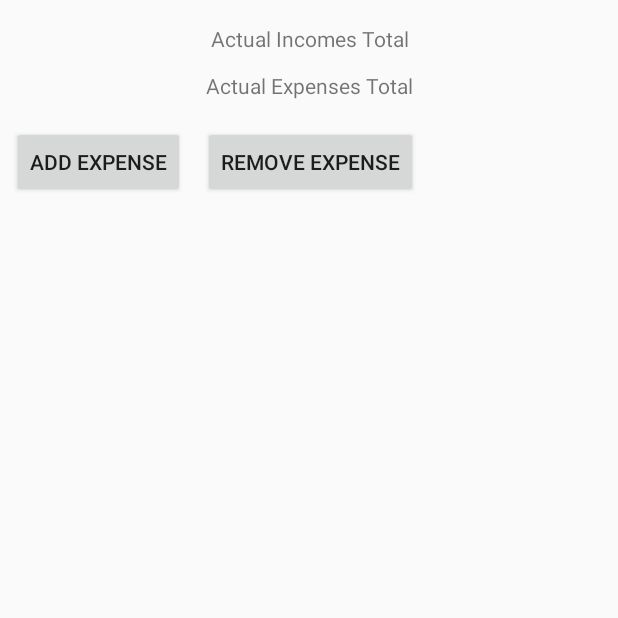
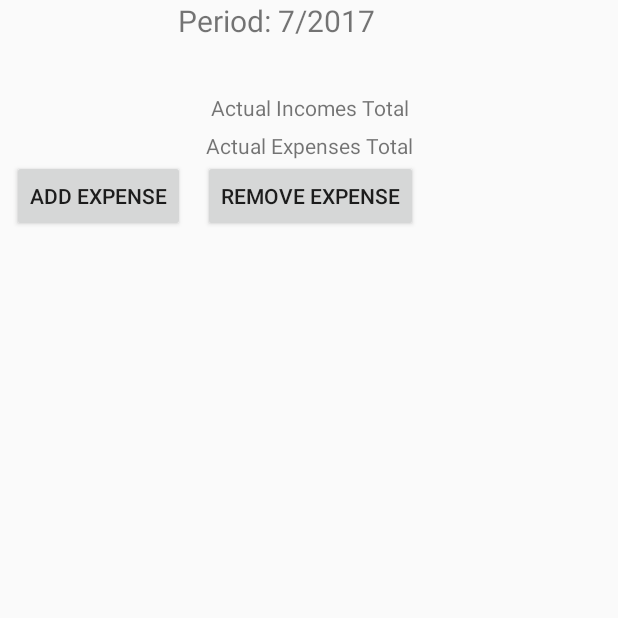
Before and after one commit to tchantchong/MyPersonalFinances, an Android app: the FinancesActivity screen opened directly, with no data from a screen before it, on a phone screen of 412 x 824 dp, the top half of it. Run offline under Robolectric (Android 15) with nearby library versions, the phone set to English and light mode, and no system bars; our stand-ins replace Firebase (no records; nobody signed in at launch, a user with empty details on screens opened directly); 1 statement that could not run was skipped.

Commit message:
Refactoring some expenses + income data structure

```diff
--- a/App/app/src/main/java/com/mpf/mypersonalfinances/MainActivity.java
+++ b/App/app/src/main/java/com/mpf/mypersonalfinances/MainActivity.java
@@ -5,6 +5,7 @@ import android.support.annotation.NonNull;
 import android.support.v7.app.AppCompatActivity;
 import android.os.Bundle;
 import com.google.firebase.auth.FirebaseAuth;
+import com.google.firebase.database.FirebaseDatabase;
 import com.mpf.mypersonalfinances.auth.LoginActivity;
 import com.mpf.mypersonalfinances.features.MenuActivity;
 
@@ -20,6 +21,7 @@ public class MainActivity extends AppCompatActivity {
         setContentView(R.layout.activity_main);
 
         _auth = FirebaseAuth.getInstance();
+        FirebaseDatabase.getInstance().getReference("testing").setValue("te");
         //FirebaseAuth.getInstance().signOut();
 
         _authStateListener = new FirebaseAuth.AuthStateListener() {
--- a/App/app/src/main/java/com/mpf/mypersonalfinances/features/MenuActivity.java
+++ b/App/app/src/main/java/com/mpf/mypersonalfinances/features/MenuActivity.java
@@ -37,7 +37,7 @@ public class MenuActivity extends AppCompatActivity {
         setContentView(R.layout.activity_menu);
 
         //UI Initialization
-        _quickAddButton = (Button) findViewById(R.id.quick_add_button);
+        _quickAddButton = (Button) findViewById(R.id.quick_add_expense_button);
         _financesButton= (Button) findViewById(R.id.finances_menu_button);
         _investmentsButton = (Button) findViewById(R.id.investments_menu_button);
         _recommendationsButton = (Button) findViewById(R.id.recommendations_menu_button);
--- a/App/app/src/main/java/com/mpf/mypersonalfinances/features/finances/FinancesActivity.java
+++ b/App/app/src/main/java/com/mpf/mypersonalfinances/features/finances/FinancesActivity.java
@@ -13,24 +13,39 @@ import com.google.firebase.database.DataSnapshot;
 import com.google.firebase.database.DatabaseError;
 import com.google.firebase.database.DatabaseReference;
 import com.google.firebase.database.FirebaseDatabase;
+import com.google.firebase.database.ValueEventListener;
 import com.mpf.mypersonalfinances.R;
 import com.mpf.mypersonalfinances.models.Expense;
 import com.mpf.mypersonalfinances.models.Income;
+import com.mpf.mypersonalfinances.models.Period;
+
+import java.text.DateFormat;
+import java.text.SimpleDateFormat;
+import java.util.ArrayList;
+import java.util.Calendar;
+import java.util.List;
 
 public class FinancesActivity extends AppCompatActivity {
 
     //Database Declarations
-    private FirebaseAuth _auth;
-    private DatabaseReference _financesActualExpensesDatabaseReference;
-    private DatabaseReference _financesActualIncomesDatabaseReference;
+    private String _userId;
+    private DatabaseReference _currentExpensesDatabaseReference;
+    private DatabaseReference _currentIncomesDatabaseReference;
 
     //UI Declarations
-    private double _actualExpensessTotal;
+    private double _currentExpensessTotal;
     private double _actualIncomesTotal;
-    private TextView _actualExpensesTotalView;
+    private TextView _financesPeriodTextView;
+    private TextView _currentExpensesTotalView;
     private TextView _actualIncomesTotalView;
-    private Button _actualAddExpenseButton;
-    private Button _actualRemoveExpenseButton;
+    private Button _financesAddExpenseButton;
+    private Button _financesRemoveExpenseButton;
+
+    //Misc Declarations
+    private String _currentPeriod;
+    private boolean _periodInitialized = false;
+    private List<Expense> _expensesList = new ArrayList<Expense>();
+    private List<Income> _incomesList = new ArrayList<Income>();
 
     @Override
     protected void onCreate(Bundle savedInstanceState) {
@@ -38,22 +53,74 @@ public class FinancesActivity extends AppCompatActivity {
         setContentView(R.layout.activity_finances);
 
         //UI Initializations
-        _actualExpensesTotalView = (TextView) findViewById(R.id.actual_expenses_total_text_view);
+        _financesPeriodTextView = (TextView) findViewById(R.id.finances_period_text_view);
+        _currentExpensesTotalView = (TextView) findViewById(R.id.current_expenses_total_text_view);
         _actualIncomesTotalView = (TextView) findViewById(R.id.actual_incomes_total_text_view);
-        _actualAddExpenseButton = (Button) findViewById(R.id.actual_add_expense_button);
-        _actualRemoveExpenseButton = (Button) findViewById(R.id.actual_remove_expense_button);
+        _financesAddExpenseButton = (Button) findViewById(R.id.finances_add_expense_button);
+        _financesRemoveExpenseButton = (Button) findViewById(R.id.finances_remove_expense_button);
+
+        //Misc Initializations
+        int month = Calendar.getInstance().get(Calendar.MONTH);
+        int year = Calendar.getInstance().get(Calendar.YEAR);
+        if (year < 1900) {
+            year += 1900;
+        }
+        _currentPeriod = String.format("%s/%s", month, year);
+        _financesPeriodTextView.setText(String.format("Period: %s", _currentPeriod));
 
         //DataBase Initializations
-        _auth = FirebaseAuth.getInstance();
-        String userId = _auth.getCurrentUser().getUid();
-        _financesActualExpensesDatabaseReference  = FirebaseDatabase.getInstance().getReference().child("users").child(userId).child("finances").child("actual").child("expenses");
-        _financesActualIncomesDatabaseReference  = FirebaseDatabase.getInstance().getReference().child("users").child(userId).child("finances").child("actual").child("incomes");
+        _userId = FirebaseAuth.getInstance().getCurrentUser().getUid();
+        FirebaseDatabase.getInstance().getReference().child("users").child(_userId).child("finances").child(_currentPeriod).addListenerForSingleValueEvent(new ValueEventListener() {
+            @Override
+            public void onDataChange(DataSnapshot dataSnapshot) {
+                Period period = dataSnapshot.getValue(Period.class);
+                _periodInitialized = period.initialized;
+            }
 
-        _financesActualExpensesDatabaseReference.addChildEventListener(new ChildEventListener() {
+            @Override
+            public void onCancelled(DatabaseError databaseError) {
+
+            }
+        });
+
+        if (!_periodInitialized) {
+            DatabaseReference monthlyDB = FirebaseDatabase.getInstance().getReference().child("users").child(_userId).child("finances").child("monthly");
+            monthlyDB.child("incomes").addListenerForSingleValueEvent(new ValueEventListener() {
+                @Override
+                public void onDataChange(DataSnapshot dataSnapshot) {
+                    Income income = dataSnapshot.getValue(Income.class);
+                    _incomesList.add(income);
+                }
+
+                @Override
+                public void onCancelled(DatabaseError databaseError) {
+
+                }
+            });
+            monthlyDB.child("expenses").addListenerForSingleValueEvent(new ValueEventListener() {
+                @Override
+                public void onDataChange(DataSnapshot dataSnapshot) {
+                    Expense expense = dataSnapshot.getValue(Expense.class);
+                    _expensesList.add(expense);
+                }
+
+                @Override
+                public void onCancelled(DatabaseError databaseError) {
+
+                }
+            });
+            FirebaseDatabase.getInstance().getReference().child("users").child(_userId).child("finances").child(_currentPeriod).child("initialized").setValue(true);
+        }
+
+        _currentExpensesDatabaseReference  = FirebaseDatabase.getInstance().getReference().child("users").child(_userId).child("finances").child(_currentPeriod).child("expenses");
+        _currentIncomesDatabaseReference  = FirebaseDatabase.getInstance().getReference().child("users").child(_userId).child("finances").child(_currentPeriod).child("incomes");
+
+        _currentExpensesDatabaseReference.addChildEventListener(new ChildEventListener() {
             @Override
             public void onChildAdded(DataSnapshot dataSnapshot, String s) {
                 Expense expense =  dataSnapshot.getValue(Expense.class);
-                _actualExpensessTotal += expense.value;
+                _expensesList.add(expense);
+                _currentExpensessTotal += expense.value;
                 OnActualExpensesTotalChanged();
             }
 
@@ -61,8 +128,8 @@ public class FinancesActivity extends AppCompatActivity {
             public void onChildChanged(DataSnapshot dataSnapshot, String s) {
                 Expense expense = dataSnapshot.getValue(Expense.class);
                 if (expense.oldValue != expense.value && (expense.value != 0 || expense.oldValue != 0)) {
-                    _actualExpensessTotal -= expense.oldValue;
-                    _actualExpensessTotal += expense.value;
+                    _currentExpensessTotal -= expense.oldValue;
+                    _currentExpensessTotal += expense.value;
                     OnActualExpensesTotalChanged();
                 }
             }
@@ -70,7 +137,7 @@ public class FinancesActivity extends AppCompatActivity {
             @Override
             public void onChildRemoved(DataSnapshot dataSnapshot) {
                 Expense expense = dataSnapshot.getValue(Expense.class);
-                _actualExpensessTotal -= 2*expense.value;
+                _currentExpensessTotal -= 2*expense.value;
                 OnActualExpensesTotalChanged();
             }
 
@@ -85,7 +152,7 @@ public class FinancesActivity extends AppCompatActivity {
             }
         });
 
-        _financesActualIncomesDatabaseReference.addChildEventListener(new ChildEventListener() {
+        _currentIncomesDatabaseReference.addChildEventListener(new ChildEventListener() {
             @Override
             public void onChildAdded(DataSnapshot dataSnapshot, String s) {
                 Income income = dataSnapshot.getValue(Income.class);
@@ -119,13 +186,13 @@ public class FinancesActivity extends AppCompatActivity {
             }
         });
 
-        _actualAddExpenseButton.setOnClickListener(new View.OnClickListener() {
+        _financesAddExpenseButton.setOnClickListener(new View.OnClickListener() {
             @Override
             public void onClick(View v) {
                 startActivity(new Intent(FinancesActivity.this, AddExpenseActivity.class));
             }
         });
-        _actualRemoveExpenseButton.setOnClickListener(new View.OnClickListener() {
+        _financesRemoveExpenseButton.setOnClickListener(new View.OnClickListener() {
             @Override
             public void onClick(View v) {
                 startActivity(new Intent(FinancesActivity.this, RemoveExpenseActivity.class));
@@ -134,7 +201,7 @@ public class FinancesActivity extends AppCompatActivity {
     }
 
     private void OnActualExpensesTotalChanged() {
-        _actualExpensesTotalView.setText(String.format("This month total expenses: %1$,.2f", _actualExpensessTotal));
+        _currentExpensesTotalView.setText(String.format("This month total expenses: %1$,.2f", _currentExpensessTotal));
     }
 
     private void OnActualIncomesTotalChanged() {
--- a/App/app/src/main/res/layout/activity_finances.xml
+++ b/App/app/src/main/res/layout/activity_finances.xml
@@ -7,7 +7,17 @@
     tools:context="com.mpf.mypersonalfinances.features.finances.FinancesActivity">
 
     <TextView
-        android:id="@+id/actual_expenses_total_text_view"
+        android:id="@+id/finances_period_text_view"
+        android:layout_width="368dp"
+        android:layout_height="wrap_content"
+        android:text="TextView"
+        android:textAlignment="center"
+        android:textSize="20sp"
+        tools:layout_editor_absoluteX="8dp"
+        tools:layout_editor_absoluteY="16dp" />
+
+    <TextView
+        android:id="@+id/current_expenses_total_text_view"
         android:layout_width="0dp"
         android:layout_height="wrap_content"
         android:text="Actual Expenses Total"
@@ -17,7 +27,7 @@
         android:layout_marginStart="8dp"
         android:layout_marginEnd="8dp"
         app:layout_constraintRight_toRightOf="parent"
-        android:layout_marginTop="12dp"
+        android:layout_marginTop="6dp"
         app:layout_constraintTop_toBottomOf="@+id/actual_incomes_total_text_view"
         tools:layout_constraintLeft_creator="1"
         app:layout_constraintLeft_toLeftOf="parent" />
@@ -33,32 +43,33 @@
         android:layout_marginStart="8dp"
         android:layout_marginEnd="8dp"
         app:layout_constraintRight_toRightOf="parent"
-        android:layout_marginTop="16dp"
+        android:layout_marginTop="62dp"
         tools:layout_constraintLeft_creator="1"
         app:layout_constraintLeft_toLeftOf="parent"
         app:layout_constraintTop_toTopOf="parent" />
 
     <Button
-        android:id="@+id/actual_add_expense_button"
+        android:id="@+id/finances_add_expense_button"
         android:layout_width="wrap_content"
         android:layout_height="wrap_content"
         android:layout_marginStart="8dp"
-        android:layout_marginTop="17dp"
         android:text="Add Expense"
         app:layout_constraintLeft_toLeftOf="parent"
-        app:layout_constraintTop_toBottomOf="@+id/actual_expenses_total_text_view"
+        app:layout_constraintTop_toBottomOf="@+id/current_expenses_total_text_view"
         tools:layout_constraintLeft_creator="1"
-        tools:layout_constraintTop_creator="1" />
+        tools:layout_constraintTop_creator="1"
+        android:layout_marginLeft="8dp" />
 
     <Button
-        android:id="@+id/actual_remove_expense_button"
+        android:id="@+id/finances_remove_expense_button"
         android:layout_width="wrap_content"
         android:layout_height="wrap_content"
         android:layout_marginStart="12dp"
         android:text="Remove Expense"
-        app:layout_constraintBaseline_toBaselineOf="@+id/actual_add_expense_button"
-        app:layout_constraintLeft_toRightOf="@+id/actual_add_expense_button"
+        app:layout_constraintBaseline_toBaselineOf="@+id/finances_add_expense_button"
+        app:layout_constraintLeft_toRightOf="@+id/finances_add_expense_button"
         tools:layout_constraintBaseline_creator="1"
-        tools:layout_constraintLeft_creator="1" />
+        tools:layout_constraintLeft_creator="1"
+        android:layout_marginLeft="12dp" />
 
 </android.support.constraint.ConstraintLayout>
--- a/App/app/src/main/res/layout/activity_menu.xml
+++ b/App/app/src/main/res/layout/activity_menu.xml
@@ -19,13 +19,13 @@
         tools:layout_constraintTop_creator="1"
         tools:layout_constraintRight_creator="1"
         tools:layout_constraintBottom_creator="1"
-        app:layout_constraintBottom_toBottomOf="@+id/quick_add_button"
+        app:layout_constraintBottom_toBottomOf="@+id/quick_add_expense_button"
         android:layout_marginEnd="58dp"
         app:layout_constraintRight_toRightOf="parent"
-        app:layout_constraintTop_toTopOf="@+id/quick_add_button" />
+        app:layout_constraintTop_toTopOf="@+id/quick_add_expense_button" />
 
     <Button
-        android:id="@+id/quick_add_button"
+        android:id="@+id/quick_add_expense_button"
         style="@style/Widget.AppCompat.Button.Colored"
         android:layout_width="100dp"
         android:layout_height="100dp"
```
Also changed, not shown: App/app/src/main/java/com/mpf/mypersonalfinances/features/finances/AddExpenseActivity.java (+25 -16 lines), App/app/src/main/java/com/mpf/mypersonalfinances/features/finances/RemoveExpenseActivity.java (+3 -4 lines), App/app/src/main/java/com/mpf/mypersonalfinances/models/Expense.java (+14 -0 lines), App/app/src/main/java/com/mpf/mypersonalfinances/models/Period.java (added, +16 -0 lines).
